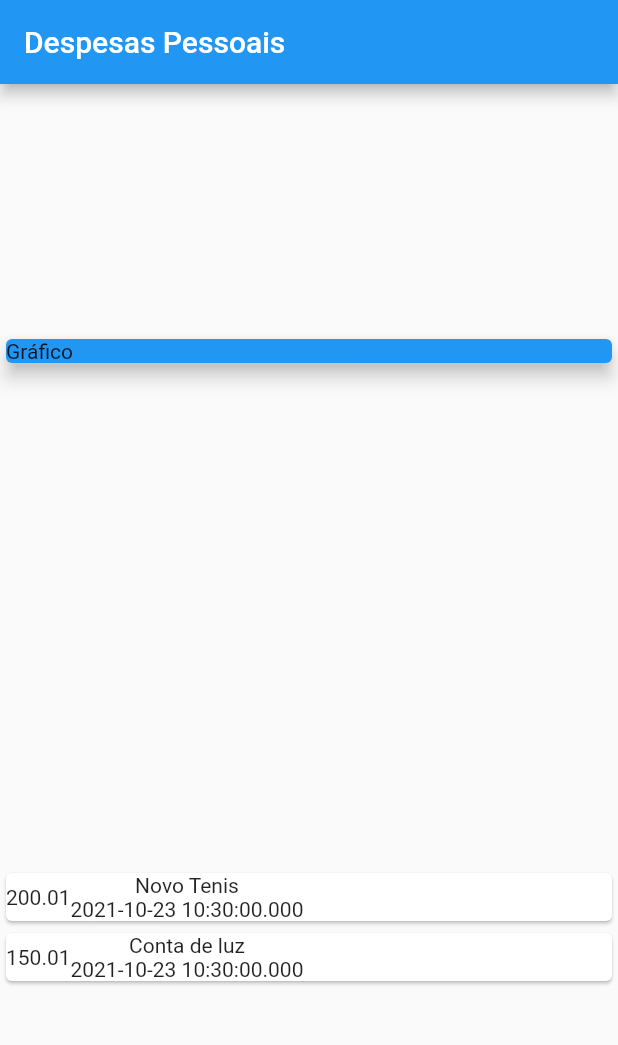
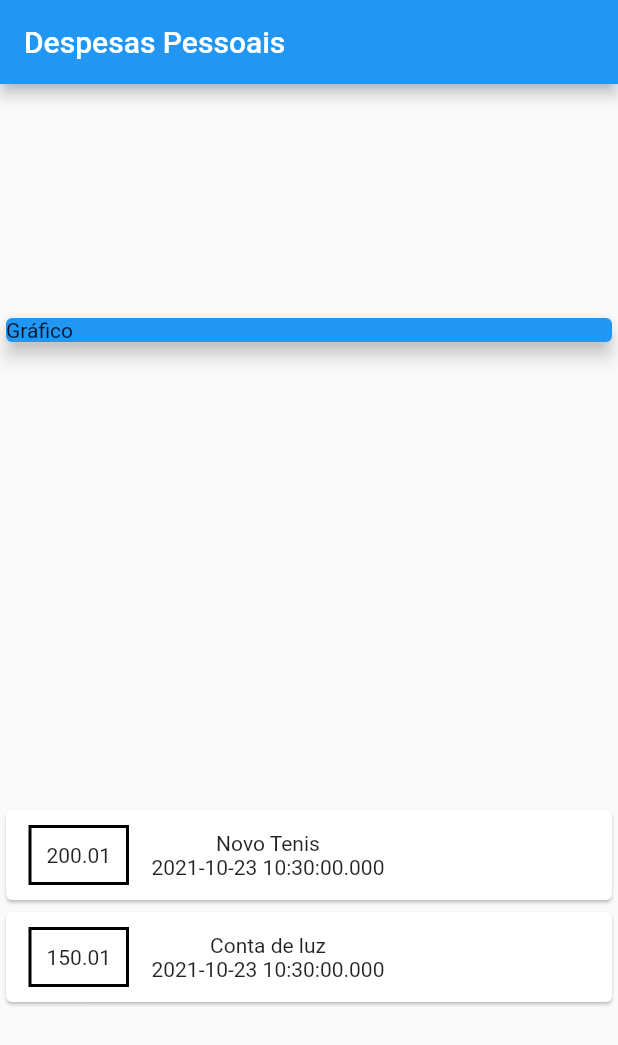
Before and after one commit to EduardoMoreira26/Flutter-expensesApp, a Flutter app: the screen it shows after launch, on a phone screen of 412 x 824 dp. Shown: the top 1045 px of the screen. Run offline on Flutter 3.47's test engine with Material 2 defaults, Android fonts, the phone set to English and light mode, and no system bars.

Commit message:
style card

```diff
--- a/lib/main.dart
+++ b/lib/main.dart
@@ -51,6 +51,17 @@ class MyHomePage extends StatelessWidget {
                 child: Row(
                   children: [
                     Container(
+                      margin: EdgeInsets.symmetric(
+                        horizontal: 15,
+                        vertical: 10,
+                      ),
+                      decoration: BoxDecoration(
+                        border: Border.all(
+                          color: Colors.black,
+                          width: 2,
+                        ),
+                      ),
+                      padding: EdgeInsets.all(10),
                       child: Text(
                         transaction.value.toString(),
                       ),
@@ -58,9 +69,7 @@ class MyHomePage extends StatelessWidget {
                     Column(
                       children: [
                         Text(transaction.title),
-                        Text(
-                          transaction.date.toString(),
-                        )
+                        Text(transaction.date.toString())
                       ],
                     ),
                   ],
```
